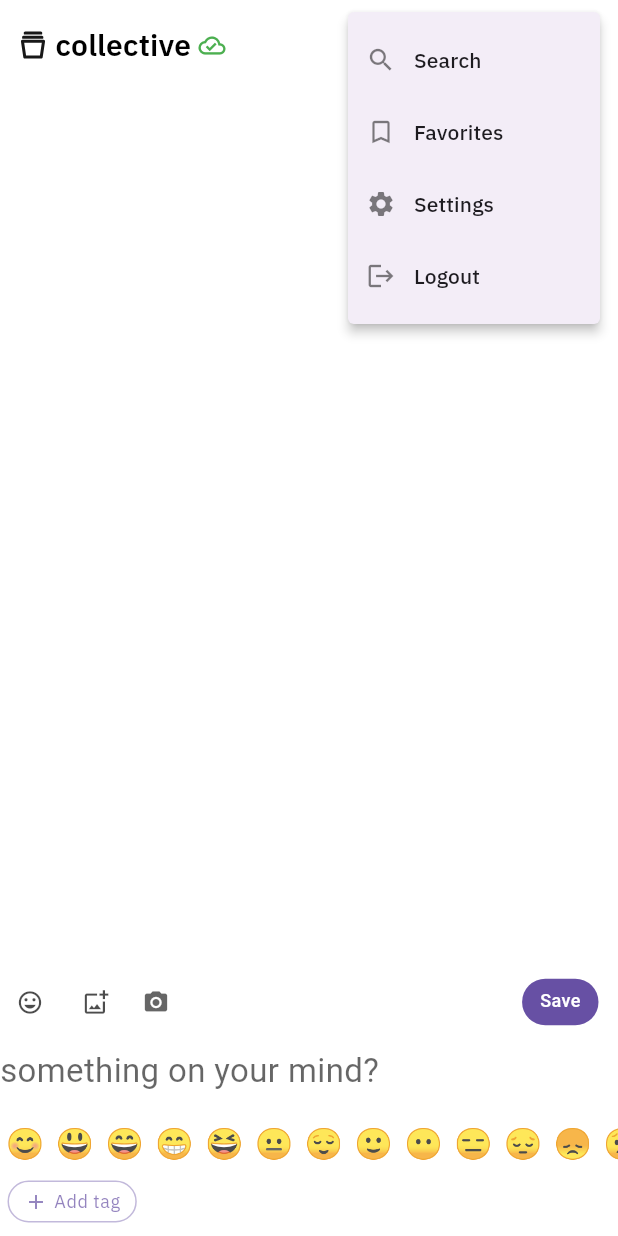
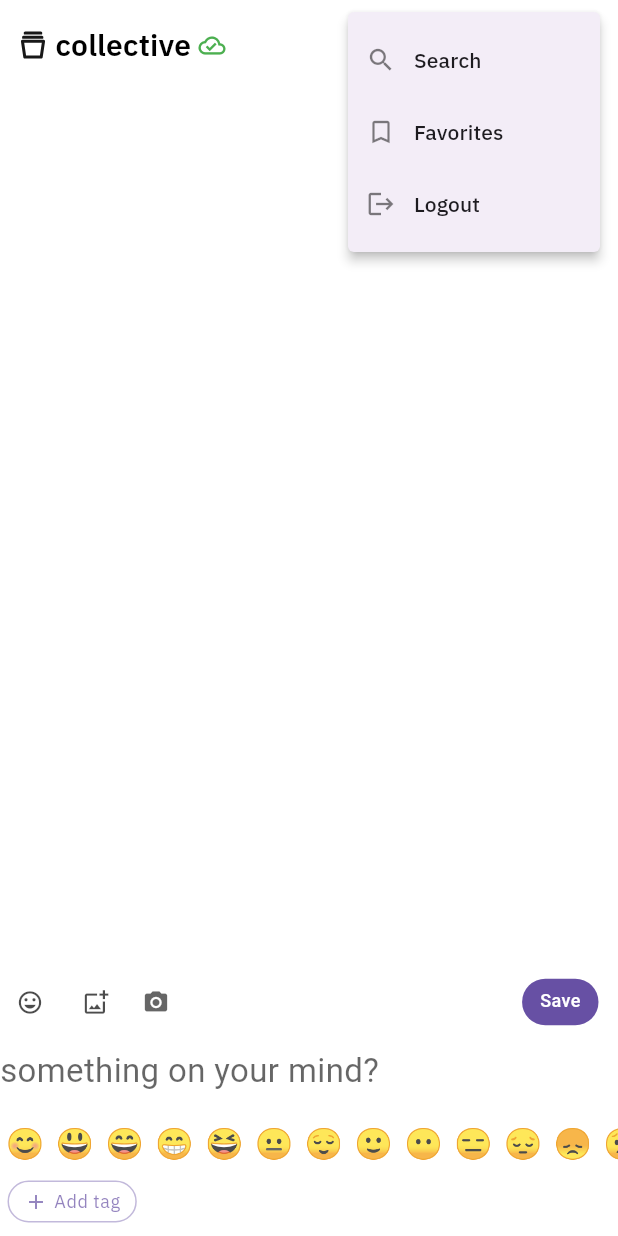
Before and after one commit to Nswa/genesis_f1, a Flutter app: the screen it shows once a user with an empty profile is signed in, after a tap on the "more vert" icon, on a phone screen of 412 x 824 dp. Run offline on Flutter 3.47's test engine with Material 3 defaults, Android fonts, the phone set to English and light mode, and no system bars; our stand-ins replace cached_network_image, camera, cloud_firestore, connectivity_plus, firebase_auth, firebase_core and 10 more; missing offline and left inert: ffmpeg_kit_flutter_new, fuzzy; accounts and stored records are empty; Roboto replaces fonts that are missing (Georgia); project files that could hold a hidden picture were left out.

Commit message:
remove settings

```diff
--- a/lib/screens/journal_screen.dart
+++ b/lib/screens/journal_screen.dart
@@ -103,8 +103,7 @@ class _JournalScreenState extends State<JournalScreen>
                         await jc.deleteSelectedEntries();
                         // setState is called by jc.onUpdate via deleteSelectedEntries
                       },
-                    )
-                    : JournalToolbar(
+                    )                    : JournalToolbar(
                       isSearching: _isSearching,
                       onToggleSearch: _toggleSearch,
                       searchController: _searchController,
@@ -122,7 +121,7 @@ class _JournalScreenState extends State<JournalScreen>
                           ),
                         );
                       },
-                      onOpenSettings: () {},                      onOpenDatePicker: () {
+                      onOpenDatePicker: () {
                         showCalendarModal(
                           context,
                           jc.entries, // show all entries in calendar, not filtered
--- a/lib/widgets/journal_toolbar.dart
+++ b/lib/widgets/journal_toolbar.dart
@@ -9,19 +9,16 @@ import '../controller/journal_controller.dart';
 class JournalToolbar extends StatelessWidget {
   final bool isSearching;
   final VoidCallback onToggleSearch;  final VoidCallback onToggleFavorites;
-  final VoidCallback onOpenSettings;
   final VoidCallback onOpenDatePicker;
   final VoidCallback onOpenAnalytics;
   final TextEditingController searchController;
   final FocusNode searchFocusNode;
   final ValueChanged<String> onSearchChanged;
-  final SyncStatus syncStatus;
-  const JournalToolbar({
+  final SyncStatus syncStatus;  const JournalToolbar({
     super.key,
     required this.isSearching,
     required this.onToggleSearch,
     required this.onToggleFavorites,
-    required this.onOpenSettings,
     required this.onOpenDatePicker,
     required this.onOpenAnalytics,
     required this.searchController,
@@ -238,24 +235,13 @@ class JournalToolbar extends StatelessWidget {
                           Text('Search'),
                         ],
                       ),
-                    ),
-                    const PopupMenuItem(
+                    ),                    const PopupMenuItem(
                       value: 'favorites',
                       child: Row(
                         children: [
                           Icon(Icons.bookmark_border, size: 20),
                           SizedBox(width: 12),
                           Text('Favorites'),
-                        ],
-                      ),
-                    ),
-                    const PopupMenuItem(
-                      value: 'settings',
-                      child: Row(
-                        children: [
-                          Icon(Icons.settings, size: 20),
-                          SizedBox(width: 12),
-                          Text('Settings'),
                         ],
                       ),
                     ),
@@ -269,17 +255,13 @@ class JournalToolbar extends StatelessWidget {
                         ],
                       ),
                     ),
-                  ],
-                  onSelected: (value) async {
+                  ],                  onSelected: (value) async {
                     switch (value) {
                       case 'search':
                         onToggleSearch();
                         break;
                       case 'favorites':
                         onToggleFavorites();
-                        break;
-                      case 'settings':
-                        onOpenSettings();
                         break;
                       case 'logout':
                         await authManager.signOut();
```
